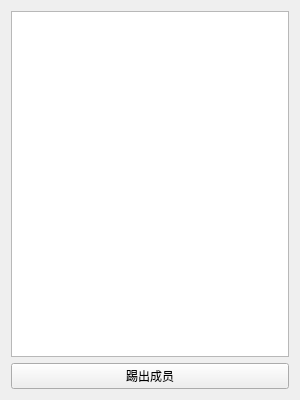
Above: movie_client/kick.ui from GuThree/movie_client before the change. Below: the same form after it.
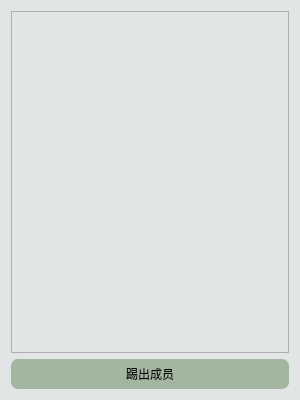
That is the form after the change.

The edit to the form file:
```diff
--- a/movie_client/kick.ui
+++ b/movie_client/kick.ui
@@ -25,12 +25,26 @@
   <property name="windowTitle">
    <string>Form</string>
   </property>
+  <property name="styleSheet">
+   <string notr="true">background-color:rgb(225, 229, 228);</string>
+  </property>
   <layout class="QVBoxLayout" name="verticalLayout">
    <item>
     <widget class="QListWidget" name="listWidget"/>
    </item>
    <item>
     <widget class="QPushButton" name="kickButton">
+     <property name="minimumSize">
+      <size>
+       <width>0</width>
+       <height>30</height>
+      </size>
+     </property>
+     <property name="styleSheet">
+      <string notr="true">background-color:rgb(163, 183, 160);
+font: 11pt &quot;黑体&quot;;
+border-radius:7px;</string>
+     </property>
      <property name="text">
       <string>踢出成员</string>
      </property>
```
